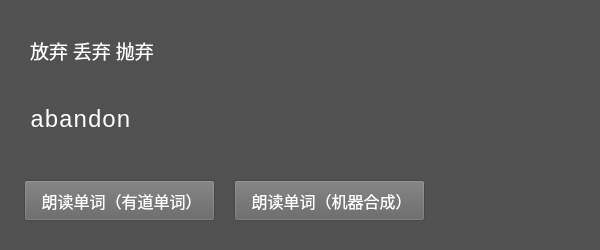
Qt form WordCard.ui (liyuxuan2003/ParrotWords) before a commit.
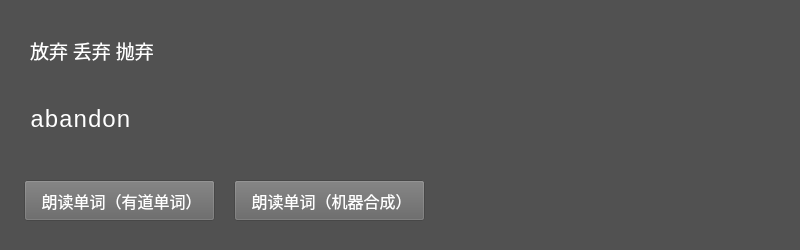
The same form after that commit.

```diff
--- a/WordCard.ui
+++ b/WordCard.ui
@@ -6,7 +6,7 @@
    <rect>
     <x>0</x>
     <y>0</y>
-    <width>600</width>
+    <width>800</width>
     <height>250</height>
    </rect>
   </property>
@@ -18,7 +18,7 @@
   </property>
   <property name="maximumSize">
    <size>
-    <width>600</width>
+    <width>800</width>
     <height>250</height>
    </size>
   </property>
@@ -62,7 +62,7 @@
      <rect>
       <x>30</x>
       <y>100</y>
-      <width>531</width>
+      <width>751</width>
       <height>41</height>
      </rect>
     </property>
```
Left out of the diff: 2 changed lines with no effect on the pictures.
